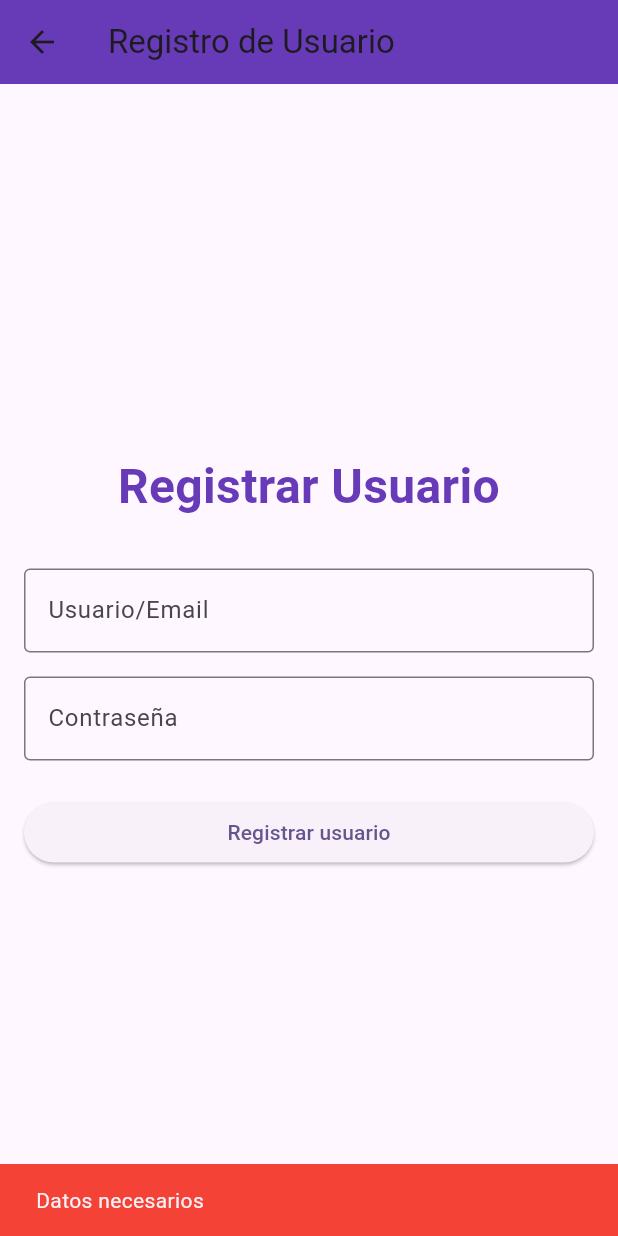
After one commit to crisX666/CasaDomoticaFlutter, a Flutter app: the RegisterPage screen opened by its route, after a tap on "Registrar usuario", on a phone screen of 412 x 824 dp. The commit adds this screen. Run offline on Flutter 3.47's test engine with Material 3 defaults, Android fonts, the phone set to English and light mode, and no system bars; our stand-ins replace cloud_firestore, firebase_auth, firebase_core; accounts and stored records are empty.

Commit message:
Act. registrar usuario

```diff
--- a/lib/login_page.dart
+++ b/lib/login_page.dart
@@ -92,13 +92,20 @@ class _LoginPageState extends State<LoginPage> {
                       ),
                       child: const Text('Iniciar sesión', style: TextStyle(fontSize: 18)),
                     ),
-                  ],
+                const SizedBox(height: 16),
+                TextButton(
+                  onPressed: () {
+                    Navigator.pushNamed(context, '/register'); // Navega a la página de registro
+                  },
+                  child: const Text('¿No tienes cuenta? Regístrate aquí'),
                 ),
+                ],
               ),
             ),
           ),
         ),
       ),
+      ),
     );
   }
 }
--- a/lib/main.dart
+++ b/lib/main.dart
@@ -6,6 +6,7 @@ import 'home_page.dart';
 import 'car_page.dart';
 import 'settings_page.dart';
 import 'logs_page.dart';
+import 'register_page.dart';
 import 'package:firebase_core/firebase_core.dart';
 import 'firebase_options.dart';  // Asegúrate de que esta importación esté presente
 import 'package:cloud_firestore/cloud_firestore.dart';  // Para usar Firestore
@@ -42,6 +43,7 @@ class MyApp extends StatelessWidget {
         '/vehicle': (context) => const CarPage(),
         '/settings': (context) => const SettingsPage(),
         '/logs': (context) => const LogsPage(),
+        '/register': (context) => const RegisterPage(),
       },
     );
   }
--- /dev/null
+++ b/lib/register_page.dart
@@ -0,0 +1,91 @@
+import 'package:flutter/material.dart';
+import 'package:firebase_auth/firebase_auth.dart';
+
+class RegisterPage extends StatefulWidget {
+  const RegisterPage({super.key});
+
+  @override
+  _RegisterPageState createState() => _RegisterPageState();
+}
+
+class _RegisterPageState extends State<RegisterPage> {
+  final TextEditingController _emailController = TextEditingController();
+  final TextEditingController _passwordController = TextEditingController();
+  final FirebaseAuth _auth = FirebaseAuth.instance;
+
+  Future<void> _register() async {
+    if (_emailController.text.trim().isEmpty || _passwordController.text.trim().isEmpty) {
+      ScaffoldMessenger.of(context).showSnackBar(
+        const SnackBar(content: Text('Datos necesarios'), backgroundColor: Colors.red),
+      );
+      return;
+    }
+
+    try {
+      await _auth.createUserWithEmailAndPassword(
+        email: _emailController.text.trim(),
+        password: _passwordController.text.trim(),
+      );
+      ScaffoldMessenger.of(context).showSnackBar(
+        const SnackBar(content: Text('Usuario registrado correctamente'), backgroundColor: Colors.green),
+      );
+      Navigator.pop(context); // Regresar al login
+    } catch (e) {
+      ScaffoldMessenger.of(context).showSnackBar(
+        SnackBar(content: Text('Error: ${e.toString()}')),
+      );
+    }
+  }
+
+  @override
+  Widget build(BuildContext context) {
+    return Scaffold(
+      appBar: AppBar(
+        title: const Text('Registro de Usuario'),
+        backgroundColor: Colors.deepPurple,
+        leading: IconButton(
+          icon: const Icon(Icons.arrow_back),
+          onPressed: () {
+            Navigator.pop(context); // Regresar al login
+          },
+        ),
+      ),
+      body: Padding(
+        padding: const EdgeInsets.all(16.0),
+        child: Column(
+          mainAxisAlignment: MainAxisAlignment.center,
+          crossAxisAlignment: CrossAxisAlignment.stretch,
+          children: [
+            const Text(
+              'Registrar Usuario',
+              style: TextStyle(fontSize: 32, fontWeight: FontWeight.bold, color: Colors.deepPurple),
+              textAlign: TextAlign.center,
+            ),
+            const SizedBox(height: 32),
+            TextField(
+              controller: _emailController,
+              decoration: const InputDecoration(
+                labelText: 'Usuario/Email',
+                border: OutlineInputBorder(),
+              ),
+            ),
+            const SizedBox(height: 16),
+            TextField(
+              controller: _passwordController,
+              decoration: const InputDecoration(
+                labelText: 'Contraseña',
+                border: OutlineInputBorder(),
+              ),
+              obscureText: true,
+            ),
+            const SizedBox(height: 24),
+            ElevatedButton(
+              onPressed: _register,
+              child: const Text('Registrar usuario'),
+            ),
+          ],
+        ),
+      ),
+    );
+  }
+}
```
